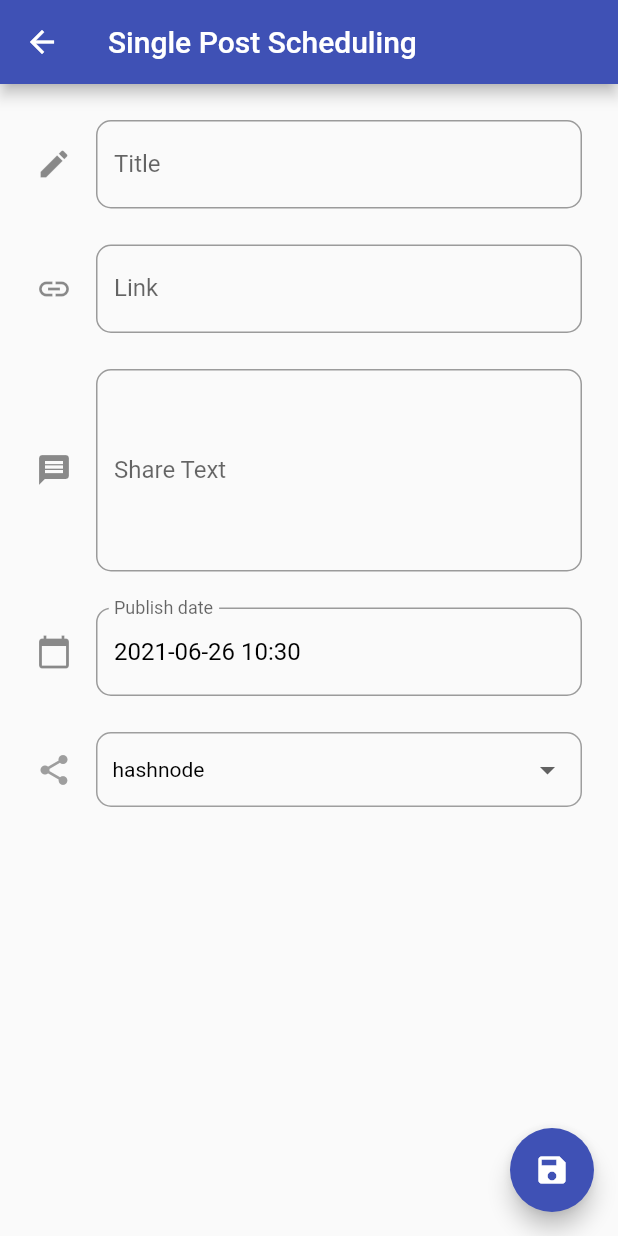
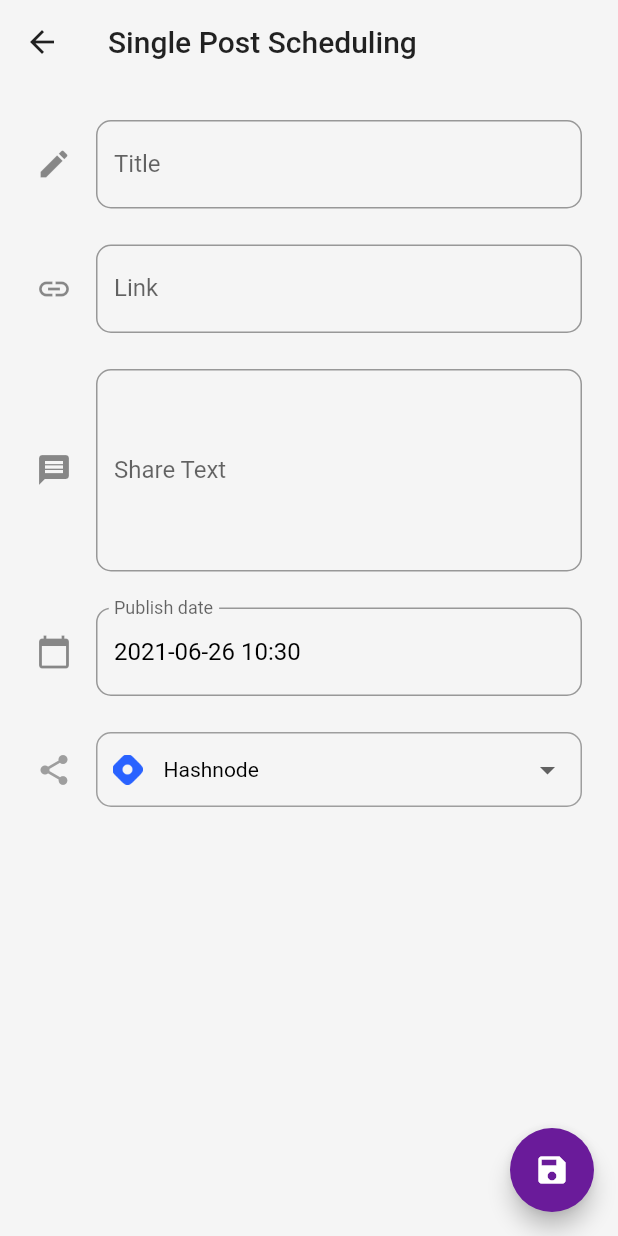
Before and after one commit to polilluminato/harperdb-hashnode-hackathon, a Flutter app: the screen it shows after launch, after a tap on the "add" icon, on a phone screen of 412 x 824 dp. Run offline on Flutter 3.47's test engine with Material 2 defaults, Android fonts, the phone set to English and light mode, and no system bars; our stand-ins replace flutter_dotenv, flutter_styled_toast, google_fonts, url_strategy; network calls fail; Roboto replaces fonts that are missing (Ubuntu).

Commit message:
fix: UI fixes

```diff
--- a/lib/main.dart
+++ b/lib/main.dart
@@ -15,7 +15,7 @@ class MyApp extends StatelessWidget {
   @override
   Widget build(BuildContext context) {
     return MaterialApp(
-      title: 'HarperDB Hashnode Hackathon',
+      title: 'Post Scheduler',
       debugShowCheckedModeBanner: false,
       theme: ThemeData(
         textTheme: GoogleFonts.ubuntuTextTheme(
@@ -23,10 +23,17 @@ class MyApp extends StatelessWidget {
             ),
         brightness: Brightness.light,
         visualDensity: VisualDensity.adaptivePlatformDensity,
-        primaryColor: Colors.indigo,
-        accentColor: Colors.indigo
+        primarySwatch: Colors.purple,
+        primaryColor: Colors.purple[800],
+        accentColor: Colors.purple[800],
+        backgroundColor: Colors.grey[100],
+        scaffoldBackgroundColor: Colors.grey[100],
+        appBarTheme: AppBarTheme(
+          backgroundColor: Colors.grey[100],
+          elevation: 0,
+        )
       ),
-      home: MyHomePage(title: 'HarperDB Hashnode Hackathon'),
+      home: MyHomePage(title: 'Post Scheduler'),
     );
   }
 }
--- a/lib/pages/home_page.dart
+++ b/lib/pages/home_page.dart
@@ -39,7 +39,10 @@ class _MyHomePageState extends State<MyHomePage> {
       appBar: AppBar(
           title: Text(
             widget.title,
-            style: GoogleFonts.ubuntu(),
+            style: GoogleFonts.ubuntu(
+              color: Colors.black87,
+              fontWeight: FontWeight.bold,
+            ),
           ),
           actions: [
             InkWell(
@@ -51,6 +54,7 @@ class _MyHomePageState extends State<MyHomePage> {
                 child: Icon(
                   Icons.sync,
                   size: 26,
+                  color: Colors.black87,
                 ),
               ),
             ),
--- a/lib/pages/single_post_page.dart
+++ b/lib/pages/single_post_page.dart
@@ -51,9 +51,11 @@ class _SinglePostPageState extends State<SinglePostPage> {
             bool result =
                 await ScheduleRepository().removePost(widget.singlePost);
 
-            showToast(result
-                ? "Post successfully deleted"
-                : "Error on delete, retry.",context: context);
+            showToast(
+                result
+                    ? "Post successfully deleted"
+                    : "Error on delete, retry.",
+                context: context);
 
             //Remove the dialog
             Navigator.of(context).pop();
@@ -89,10 +91,15 @@ class _SinglePostPageState extends State<SinglePostPage> {
       appBar: AppBar(
         title: Text(
           "Single Post Scheduling",
-          style: GoogleFonts.ubuntu(),
+          style: GoogleFonts.ubuntu(
+            color: Colors.black87,
+          ),
         ),
         leading: IconButton(
-          icon: Icon(Icons.arrow_back),
+          icon: Icon(
+            Icons.arrow_back,
+            color: Colors.black87,
+          ),
           onPressed: () {
             Navigator.pop(context);
           },
@@ -113,6 +120,7 @@ class _SinglePostPageState extends State<SinglePostPage> {
                     child: Icon(
                       Icons.delete_forever,
                       size: 26,
+                      color: Colors.purple[800],
                     ),
                   ),
                 ),
@@ -131,7 +139,8 @@ class _SinglePostPageState extends State<SinglePostPage> {
 
           //I'll show a toast with the result
           showToast(
-              result ? "Post successfully saved" : "Error on saving, retry.",context:context);
+              result ? "Post successfully saved" : "Error on saving, retry.",
+              context: context);
         },
         child: const Icon(
           Icons.save,
@@ -155,7 +164,6 @@ class _SinglePostPageState extends State<SinglePostPage> {
                   labelText: 'Title',
                   border: OutlineInputBorder(
                     borderRadius: BorderRadius.circular(10),
-                    borderSide: BorderSide(),
                   ),
                 ),
               ),
@@ -172,7 +180,6 @@ class _SinglePostPageState extends State<SinglePostPage> {
                   labelText: 'Link',
                   border: OutlineInputBorder(
                     borderRadius: BorderRadius.circular(10),
-                    borderSide: BorderSide(),
                   ),
                 ),
               ),
@@ -190,7 +197,6 @@ class _SinglePostPageState extends State<SinglePostPage> {
                   labelText: 'Share Text',
                   border: OutlineInputBorder(
                     borderRadius: BorderRadius.circular(10),
-                    borderSide: BorderSide(),
                   ),
                 ),
               ),
@@ -205,7 +211,6 @@ class _SinglePostPageState extends State<SinglePostPage> {
                   labelText: 'Publish date',
                   border: OutlineInputBorder(
                     borderRadius: BorderRadius.circular(10),
-                    borderSide: BorderSide(),
                   ),
                 ),
                 format: DateFormat("yyyy-MM-dd HH:mm"),
@@ -259,9 +264,17 @@ class _SinglePostPageState extends State<SinglePostPage> {
                           'reddit',
                         ].map<DropdownMenuItem<String>>((String value) {
                           return DropdownMenuItem<String>(
-                            value: value,
-                            child: Text(value),
-                          );
+                              value: value,
+                              child: Row(
+                                children: [
+                                  Image.asset(
+                                    "assets/logo/$value.png",
+                                    width: 20,
+                                  ),
+                                  SizedBox(width: 14,),
+                                  Text('${value[0].toUpperCase()}${value.substring(1)}'),
+                                ],
+                              ));
                         }).toList(),
                         onChanged: (value) {
                           _chosenValue = value.toString();
--- a/lib/repository/schedule_repository.dart
+++ b/lib/repository/schedule_repository.dart
@@ -34,7 +34,7 @@ class ScheduleRepository {
         return (jsonDecode(response.body) as List)
             .map((e) => Post.fromJson(e))
             .toList()
-              ..sort((a, b) => a.postDate.compareTo(b.postDate));
+              ..sort((b, a) => a.postDate.compareTo(b.postDate));
       } else {
         throw const Failure(message: 'Something went wrong! - 1');
       }
```
Also changed, not shown: lib/ui/post_row.dart (+13 -16 lines).
